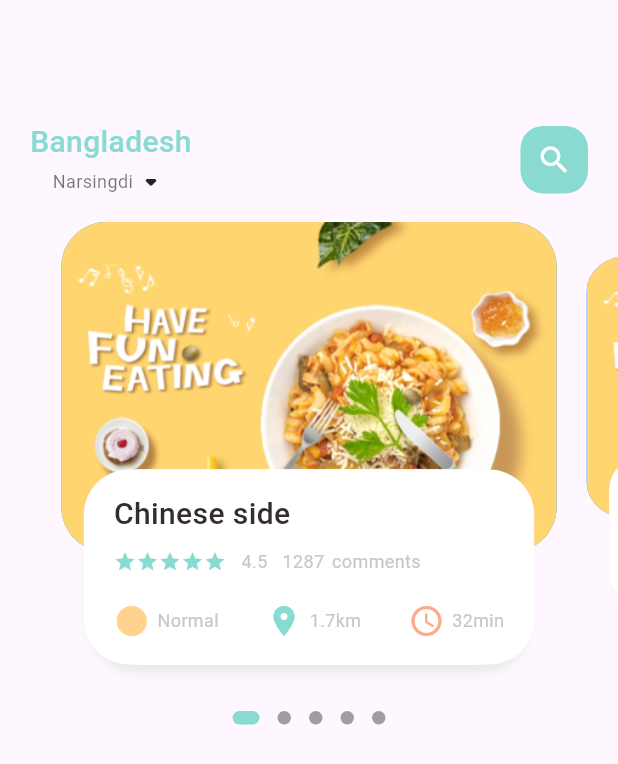
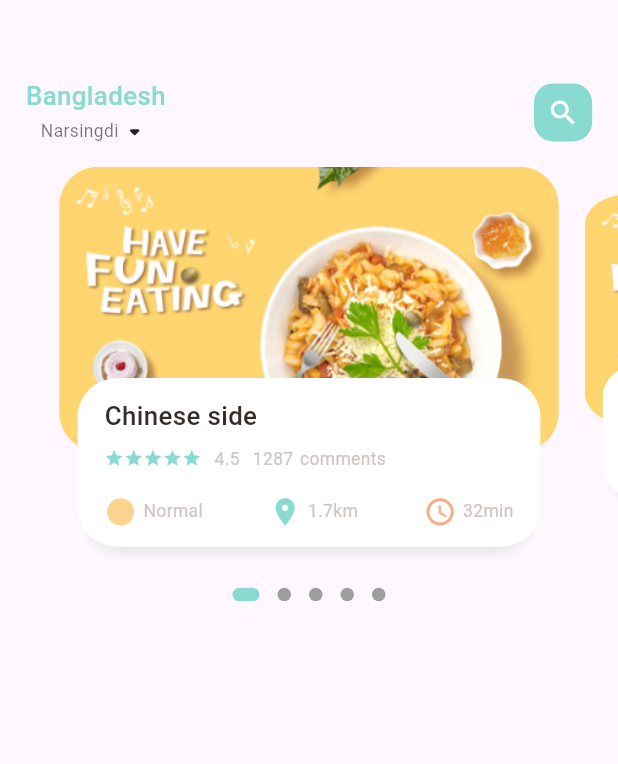
Before and after one commit to ibrohimovG-apps/food_delivery, a Flutter app: the screen it shows after launch, on a phone screen of 412 x 824 dp. Shown: the top 764 px of the screen. Run offline on Flutter 3.47's test engine with Material 3 defaults, Android fonts, the phone set to English and light mode, and no system bars; drawn by our look-alikes of dots_indicator; our stand-ins replace get.

Commit message:
add dynamic dimensions

```diff
--- a/lib/home/food_page_body.dart
+++ b/lib/home/food_page_body.dart
@@ -1,6 +1,7 @@
 import 'package:dots_indicator/dots_indicator.dart';
 import 'package:flutter/material.dart';
 import 'package:food_delivery/utils/colors.dart';
+import 'package:food_delivery/utils/dimensions.dart';
 import 'package:food_delivery/widgets/big_text.dart';
 import 'package:food_delivery/widgets/icon_and_text_widget.dart';
 import 'package:food_delivery/widgets/small_text.dart';
@@ -16,7 +17,7 @@ class _FoodPageBodyState extends State<FoodPageBody> {
   PageController pageController = PageController(viewportFraction: 0.85);
   var _currentPageValue = 0.0;
   double _scaleFactor = 0.8;
-  double _height = 220;
+  double _height = Dimensions.pageViewContainer;
 
   @override
   void initState() {
@@ -41,7 +42,8 @@ class _FoodPageBodyState extends State<FoodPageBody> {
     return Column(
       children: [
         Container(
-          height: 320,
+          height: Dimensions.pageContainer,
+          // color: Colors.red,
           child: PageView.builder(
             controller: pageController,
             itemCount: 5,
@@ -94,11 +96,14 @@ class _FoodPageBodyState extends State<FoodPageBody> {
       child: Stack(
         children: [
           Container(
-            height: 220,
-            margin: EdgeInsets.only(left: 10, right: 10),
+            height: Dimensions.pageViewContainer,
+            margin: EdgeInsets.only(
+              left: Dimensions.height10,
+              right: Dimensions.height10,
+            ),
             decoration: BoxDecoration(
-              borderRadius: BorderRadius.circular(30),
-              color: Colors.blue,
+              borderRadius: BorderRadius.circular(Dimensions.height10 * 3),
+              // color: Colors.blue,
               image: DecorationImage(
                 fit: BoxFit.cover,
                 image: AssetImage("assets/image/food0.png"),
@@ -108,10 +113,14 @@ class _FoodPageBodyState extends State<FoodPageBody> {
           Align(
             alignment: Alignment.bottomCenter,
             child: Container(
-              height: 130,
-              margin: EdgeInsets.only(left: 30, right: 30, bottom: 25),
+              height: Dimensions.pageViewTextContainer,
+              margin: EdgeInsets.only(
+                left: Dimensions.height10 * 3,
+                right: Dimensions.height10 * 3,
+                bottom: Dimensions.height10 * 2.5,
+              ),
               decoration: BoxDecoration(
-                  borderRadius: BorderRadius.circular(30),
+                  borderRadius: BorderRadius.circular(Dimensions.height10 * 3),
                   color: Colors.white,
                   boxShadow: [
                     BoxShadow(
@@ -129,13 +138,15 @@ class _FoodPageBodyState extends State<FoodPageBody> {
                     ),
                   ]),
               child: Container(
-                margin: EdgeInsets.only(right: 15, left: 15, top: 15),
+                padding: EdgeInsets.symmetric(
+                    vertical: Dimensions.height10 * 1.5,
+                    horizontal: Dimensions.height10 * 1.5),
                 child: Column(
                   crossAxisAlignment: CrossAxisAlignment.start,
                   children: [
                     BigText(text: "Chinese side"),
                     SizedBox(
-                      height: 10,
+                      height: Dimensions.height10,
                     ),
                     Row(
                       children: [
@@ -144,26 +155,26 @@ class _FoodPageBodyState extends State<FoodPageBody> {
                             return Icon(
                               Icons.star,
                               color: AppColors.mainColor,
-                              size: 15,
+                              size: Dimensions.height10 * 1.5,
                             );
                           }),
                         ),
                         SizedBox(
-                          width: 10,
+                          width: Dimensions.height10,
                         ),
                         SmallText(text: "4.5"),
                         SizedBox(
-                          width: 10,
+                          width: Dimensions.height10,
                         ),
                         SmallText(text: "1287"),
                         SizedBox(
-                          width: 5,
+                          width: Dimensions.height10 * 0.5,
                         ),
                         SmallText(text: "comments"),
                       ],
                     ),
                     SizedBox(
-                      height: 20,
+                      height: Dimensions.height10 * 2,
                     ),
                     Row(
                       mainAxisAlignment: MainAxisAlignment.spaceBetween,
--- a/lib/home/main_food_page.dart
+++ b/lib/home/main_food_page.dart
@@ -1,6 +1,7 @@
 import 'package:flutter/material.dart';
 import 'package:food_delivery/home/food_page_body.dart';
 import 'package:food_delivery/utils/colors.dart';
+import 'package:food_delivery/utils/dimensions.dart';
 import 'package:food_delivery/widgets/big_text.dart';
 import 'package:food_delivery/widgets/small_text.dart';
 
@@ -20,12 +21,12 @@ class _MainFoodPageState extends State<MainFoodPage> {
           Container(
             child: Container(
               margin: EdgeInsets.only(
-                top: 80,
-                bottom: 15,
+                top: Dimensions.height10 * 6,
+                bottom: Dimensions.height10 * 1.5,
               ),
               padding: EdgeInsets.only(
-                left: 20,
-                right: 20,
+                left: Dimensions.height10 * 2,
+                right: Dimensions.height10 * 2,
               ),
               child: Row(
                 mainAxisAlignment: MainAxisAlignment.spaceBetween,
@@ -42,22 +43,27 @@ class _MainFoodPageState extends State<MainFoodPage> {
                             text: "Narsingdi",
                             color: Colors.black54,
                           ),
-                          Icon(Icons.arrow_drop_down_rounded),
+                          Icon(
+                            Icons.arrow_drop_down_rounded,
+                            size: Dimensions.height10 * 2.5,
+                          ),
                         ],
                       ),
                     ],
                   ),
                   Center(
                     child: Container(
-                      width: 45,
-                      height: 45,
+                      width: Dimensions.height10 * 4.5,
+                      height: Dimensions.height10 * 4.5,
                       decoration: BoxDecoration(
-                        borderRadius: BorderRadius.circular(15),
+                        borderRadius:
+                            BorderRadius.circular(Dimensions.height10 * 1.5),
                         color: AppColors.mainColor,
                       ),
                       child: Icon(
                         Icons.search,
                         color: Colors.white,
+                        size: Dimensions.height10 * 2.5,
                       ),
                     ),
                   )
--- a/lib/main.dart
+++ b/lib/main.dart
@@ -1,5 +1,6 @@
 import 'package:flutter/material.dart';
 import 'package:food_delivery/home/main_food_page.dart';
+import 'package:get/get.dart';
 
 void main() {
   runApp(const MyApp());
@@ -10,7 +11,7 @@ class MyApp extends StatelessWidget {
 
   @override
   Widget build(BuildContext context) {
-    return MaterialApp(
+    return GetMaterialApp(
       debugShowCheckedModeBanner: false,
       title: 'Flutter Demo',
       theme: ThemeData(
--- /dev/null
+++ b/lib/utils/dimensions.dart
@@ -0,0 +1,12 @@
+import 'package:get/get.dart';
+
+class Dimensions {
+  static double screenHeight = Get.context!.height;
+  static double screenWidth = Get.context!.width;
+
+  static double pageContainer = screenHeight / 3;
+  static double pageViewContainer = screenHeight / 4.34;
+  static double pageViewTextContainer = screenHeight / 7.35;
+
+  static double height10 = screenHeight / 95.6;
+}
--- a/lib/widgets/big_text.dart
+++ b/lib/widgets/big_text.dart
@@ -1,4 +1,5 @@
 import 'package:flutter/material.dart';
+import 'package:food_delivery/utils/dimensions.dart';
 
 // ignore: must_be_immutable
 class BigText extends StatelessWidget {
@@ -10,7 +11,7 @@ class BigText extends StatelessWidget {
     super.key,
     this.color = const Color(0xFF332d2b),
     required this.text,
-    this.size = 20,
+    this.size = 0,
     this.textOverflow = TextOverflow.ellipsis,
   });
 
@@ -22,7 +23,7 @@ class BigText extends StatelessWidget {
       overflow: textOverflow,
       style: TextStyle(
         fontWeight: FontWeight.w500,
-        fontSize: size,
+        fontSize: size == 0 ? Dimensions.height10 * 2 : size,
         color: color,
       ),
     );
--- a/lib/widgets/icon_and_text_widget.dart
+++ b/lib/widgets/icon_and_text_widget.dart
@@ -1,4 +1,5 @@
 import 'package:flutter/material.dart';
+import 'package:food_delivery/utils/dimensions.dart';
 import 'package:food_delivery/widgets/small_text.dart';
 
 class IconAndTextWidget extends StatelessWidget {
@@ -19,9 +20,10 @@ class IconAndTextWidget extends StatelessWidget {
         Icon(
           icon,
           color: iconColor,
+          size: Dimensions.height10 * 2.5,
         ),
         SizedBox(
-          width: 5,
+          width: Dimensions.height10 * 0.5,
         ),
         SmallText(
           text: text,
--- a/lib/widgets/small_text.dart
+++ b/lib/widgets/small_text.dart
@@ -1,4 +1,5 @@
 import 'package:flutter/material.dart';
+import 'package:food_delivery/utils/dimensions.dart';
 
 // ignore: must_be_immutable
 class SmallText extends StatelessWidget {
@@ -10,7 +11,7 @@ class SmallText extends StatelessWidget {
     super.key,
     this.color = const Color(0xFFccc7c5),
     required this.text,
-    this.size = 12,
+    this.size = 0,
     this.height = 1.2,
   });
 
@@ -19,7 +20,7 @@ class SmallText extends StatelessWidget {
     return Text(
       text,
       style: TextStyle(
-        fontSize: size,
+        fontSize: size == 0 ? Dimensions.height10 * 1.35 : size,
         color: color,
         height: height,
       ),
```
